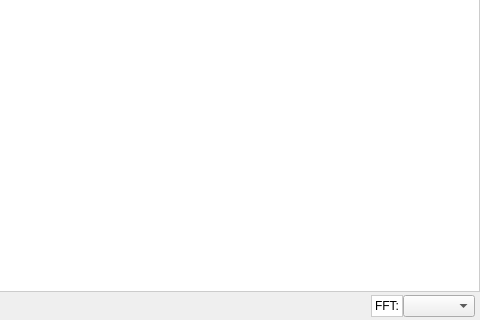
AquaCreatura/AquaWave, file sources/Spectrogram/window/SpgWindow.ui: the form before one commit; both pictures show x 484 to 964 and y 86 to 406 of the 964 by 406 pixel window.
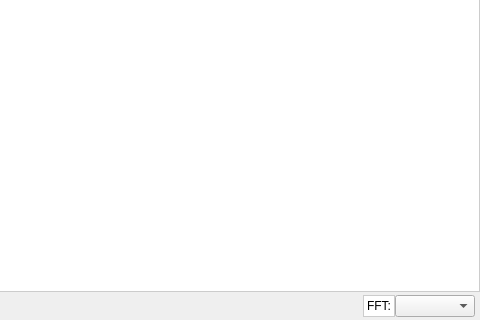
The form after the commit.

The edit to the form file:
```diff
--- a/sources/Spectrogram/window/SpgWindow.ui
+++ b/sources/Spectrogram/window/SpgWindow.ui
@@ -80,9 +80,15 @@
      </item>
      <item row="0" column="2">
       <widget class="QComboBox" name="fft_combobox">
+       <property name="minimumSize">
+        <size>
+         <width>80</width>
+         <height>0</height>
+        </size>
+       </property>
        <property name="maximumSize">
         <size>
-         <width>400</width>
+         <width>81</width>
          <height>16777215</height>
         </size>
        </property>
```
